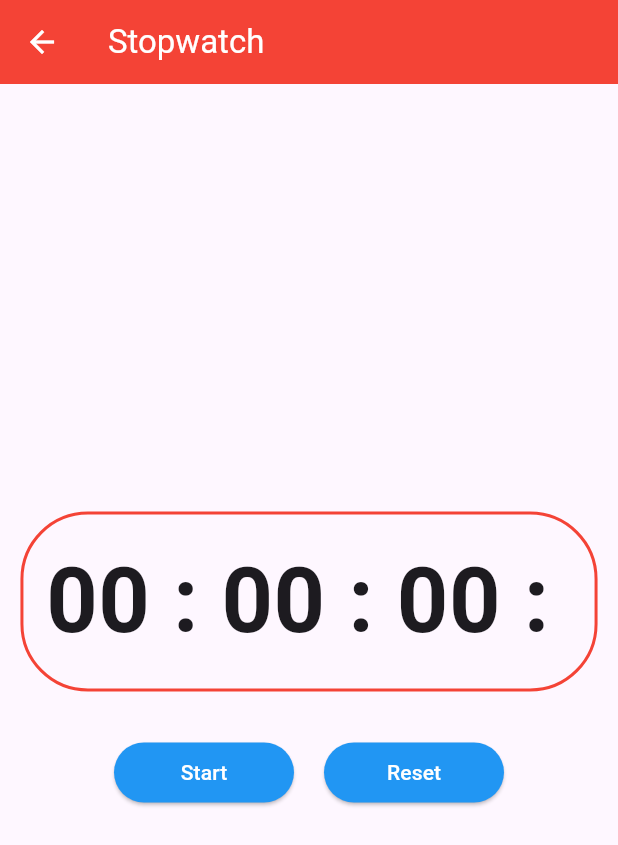
After one commit to arunkart-dev/two_in_one, a Flutter app: the screen it shows after launch, after a tap on "Stopwatch", on a phone screen of 412 x 824 dp. The commit adds this screen. Shown: the top 845 px of the screen. Run offline on Flutter 3.47's test engine with Material 3 defaults, Android fonts, the phone set to English and light mode, and no system bars; our stand-ins replace awesome_dialog; network calls fail.

Commit message:
new file:   lib/stopwatch.dart

```diff
--- a/lib/homescreen.dart
+++ b/lib/homescreen.dart
@@ -2,6 +2,7 @@ import 'package:flutter/material.dart';
 import 'package:two_in_one/counter.dart';
 import 'package:two_in_one/currencyconvert.dart';
 import 'package:two_in_one/notes.dart';
+import 'package:two_in_one/stopwatch.dart';
 import 'package:two_in_one/taskmanager.dart';
 import 'package:two_in_one/tictactoe.dart';
 
@@ -88,7 +89,10 @@ class _HomescreenState extends State<Homescreen> {
             ),
             InkWell(
               onTap: () {
-                Navigator.push(context, MaterialPageRoute(builder: (context)=>Currencyconvert()));
+                Navigator.push(
+                  context,
+                  MaterialPageRoute(builder: (context) => Currencyconvert()),
+                );
               },
               child: Card(
                 color: Colors.lightBlue,
@@ -107,7 +111,10 @@ class _HomescreenState extends State<Homescreen> {
             ),
             InkWell(
               onTap: () {
-                Navigator.push(context, MaterialPageRoute(builder: (context)=>Notes()));
+                Navigator.push(
+                  context,
+                  MaterialPageRoute(builder: (context) => Notes()),
+                );
               },
               child: Card(
                 color: Colors.lightBlue,
@@ -124,6 +131,21 @@ class _HomescreenState extends State<Homescreen> {
                 ),
               ),
             ),
+            InkWell(
+              onTap: () {
+                Navigator.push(context, MaterialPageRoute(builder: (context)=>StWatch()));
+              },
+              child: Card(
+                color: Colors.lightBlue,
+                child: Padding(
+                  padding: EdgeInsets.symmetric(horizontal: 90, vertical: 30),
+                  child: Text(
+                    'Stopwatch',
+                    style: TextStyle(fontSize: 25, color: Colors.white),
+                  ),
+                ),
+              ),
+            ),
           ],
         ),
       ),
--- /dev/null
+++ b/lib/stopwatch.dart
@@ -0,0 +1,125 @@
+import 'dart:async';
+
+import 'package:flutter/material.dart';
+
+class StWatch extends StatefulWidget {
+  const StWatch({super.key});
+
+  @override
+  State<StWatch> createState() => _StWatchState();
+}
+
+class _StWatchState extends State<StWatch> {
+  late Timer _timer;
+  int _seconds = 0;
+  bool _isrunning = false;
+
+  void start() {
+    if (!_isrunning) {
+      _timer = Timer.periodic(Duration(seconds: 1), (_) {
+        setState(() {
+          _seconds++;
+        });
+        setState(() {
+          _isrunning = true;
+        });
+      });
+    }
+  }
+
+  void stop() {
+    if (_isrunning) {
+      _timer.cancel();
+      setState(() {
+        _isrunning = false;
+      });
+    }
+  }
+
+  void reset() {
+    _timer.cancel();
+    setState(() {
+      _seconds = 0;
+      _isrunning = false;
+    });
+  }
+
+  void _resetstopwatch() {
+    _timer.cancel();
+    setState(() {
+      _seconds = 0;
+      _isrunning = false;
+    });
+  }
+
+  String _formatTime(int seconds) {
+    int hours = seconds ~/ 3600;
+    int minutes = (seconds % 3600) ~/ 60;
+    int secs = seconds % 60;
+    return '${hours.toString().padLeft(2, '0')} : '
+        '${minutes.toString().padLeft(2, '0')} : '
+        '${secs.toString().padLeft(2, '0')} : ';
+  }
+
+  @override
+  void dispose() {
+    if (_isrunning) _timer.cancel();
+    super.dispose();
+  }
+
+  @override
+  Widget build(BuildContext context) {
+    return Scaffold(
+      appBar: AppBar(
+        backgroundColor: Colors.red,
+        title: Text('Stopwatch'),
+        foregroundColor: Colors.white,
+      ),
+      body: Center(
+        child: Column(
+          mainAxisAlignment: MainAxisAlignment.center,
+          children: [
+              Container(
+                padding: EdgeInsets.all(15),
+                decoration: BoxDecoration(
+                  border: Border.all(
+                    color: Colors.red,
+                    width: 2
+                  ),
+                  borderRadius: BorderRadius.circular(45)
+                ),
+                child: Text(_formatTime(_seconds),style: TextStyle(fontSize: 60,fontWeight: FontWeight.bold),)
+                ),
+              SizedBox(height: 30,),
+              Row(
+                mainAxisAlignment: MainAxisAlignment.center,
+                children: [
+                  ElevatedButton(
+                    onPressed: _isrunning?stop:start,
+                    style: ElevatedButton.styleFrom(
+                      backgroundColor: Colors.blue,
+                      foregroundColor: Colors.white,
+                      minimumSize: Size(120, 30),
+                      padding: EdgeInsets.all(10)
+                    ),
+                     child: Text(_isrunning?'Stop':'Start')
+                     ),
+                     SizedBox(width: 20,),
+                     ElevatedButton(
+                      onPressed: _resetstopwatch,
+                      style: ElevatedButton.styleFrom(
+                        backgroundColor: Colors.blue,
+                        foregroundColor: Colors.white,
+                        minimumSize: Size(120, 30),
+                        padding: EdgeInsets.all(10)
+                      ),
+                       child: Text('Reset')
+                       )
+                ],
+              )
+          ],
+        ),
+      )
+    );
+  }
+}
```
